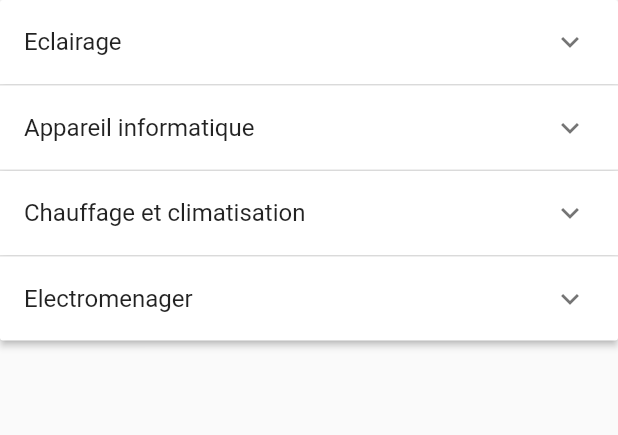
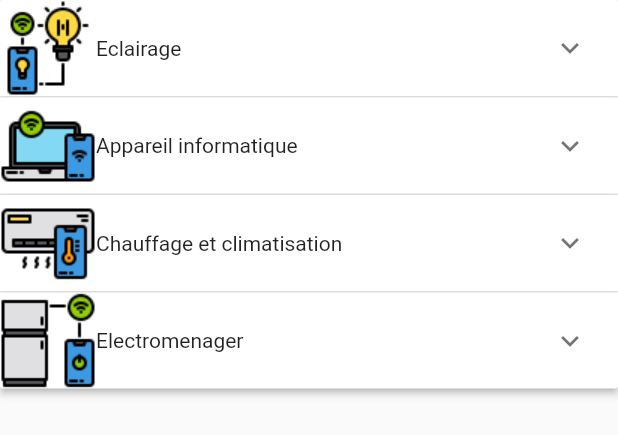
Before and after one commit to nickAP02/ahome_app, a Flutter app: the CategoryDevice widget shown alone on an empty page, opened directly, on a phone screen of 412 x 824 dp. Shown: the top 435 px of the screen. Run offline on Flutter 3.47's test engine with Material 2 defaults, Android fonts, the phone set to English and light mode, and no system bars; our stand-ins replace date_time_picker, flutter_speed_dial, flutter_svg, get, get_storage, percent_indicator; missing offline and left inert: switcher; accounts and stored records are empty; network calls fail.

Commit message:
modification de la vue d'affichage de la liste de devices

```diff
--- a/lib/views/screen/home/device_category_display.dart
+++ b/lib/views/screen/home/device_category_display.dart
@@ -12,7 +12,7 @@ class CategoryDevice extends StatefulWidget {
 class _CategoryDeviceState extends State<CategoryDevice> {
   @override
   Widget build(BuildContext context) {
-    final bool isExpanded = false;
+    bool isExpanded = false;
     return ExpansionPanelList(
       expansionCallback: ((panelIndex, isExpanded) {
         setState(() {
@@ -23,10 +23,13 @@ class _CategoryDeviceState extends State<CategoryDevice> {
       map((e) => ExpansionPanel(
         isExpanded: isExpanded,
         headerBuilder: (context,isExpanded){
-        return ListTile(
-          title: Text(e['categorie']),
-          //subtitle: Text(isExpanded.toString()),
-        );},
+        return Row(
+          children: [
+              Image.asset(e['icone']),
+              Text(e['categorie']),
+            ],
+          );
+        },
         body:DeviceCard()
         )
       ).toList()
```
Also changed, not shown: lib/views/screen/device/device_card.dart (+12 -12 lines), lib/views/screen/device/device_list.dart (+9 -4 lines).
